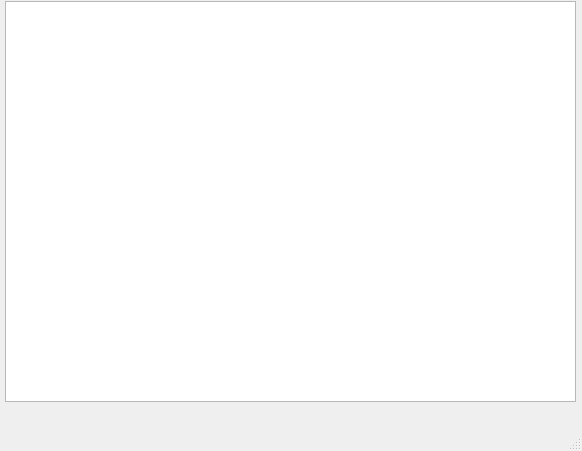
Qt form main.ui (karasenk/coffee) before a commit.
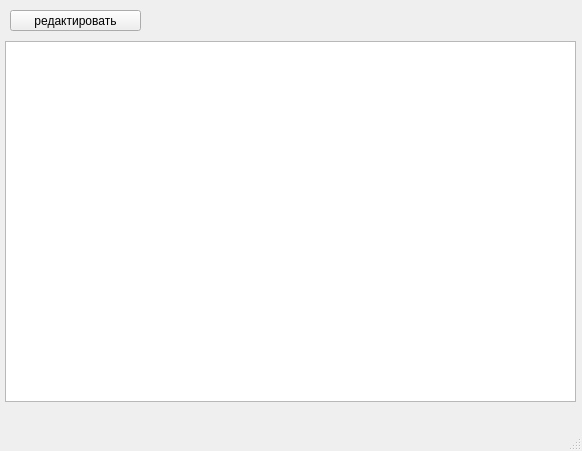
The same form after that commit.

Commit message: + возможность добавлять и изменять

Patch:
```diff
--- a/main.ui
+++ b/main.ui
@@ -18,12 +18,25 @@
     <property name="geometry">
      <rect>
       <x>5</x>
-      <y>1</y>
+      <y>41</y>
       <width>571</width>
-      <height>401</height>
+      <height>361</height>
      </rect>
     </property>
    </widget>
+   <widget class="QPushButton" name="edit_btn">
+    <property name="geometry">
+     <rect>
+      <x>10</x>
+      <y>10</y>
+      <width>131</width>
+      <height>21</height>
+     </rect>
+    </property>
+    <property name="text">
+     <string>редактировать</string>
+    </property>
+   </widget>
   </widget>
   <widget class="QMenuBar" name="menubar">
    <property name="geometry">
```
The commit also changes 2 other files.
